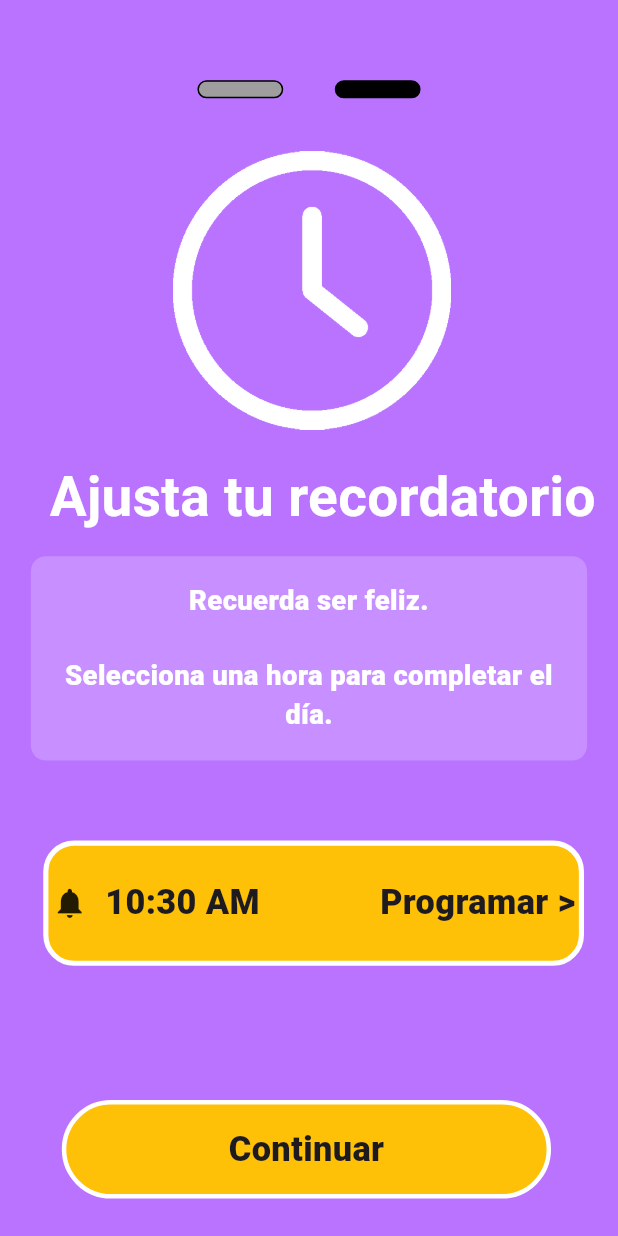
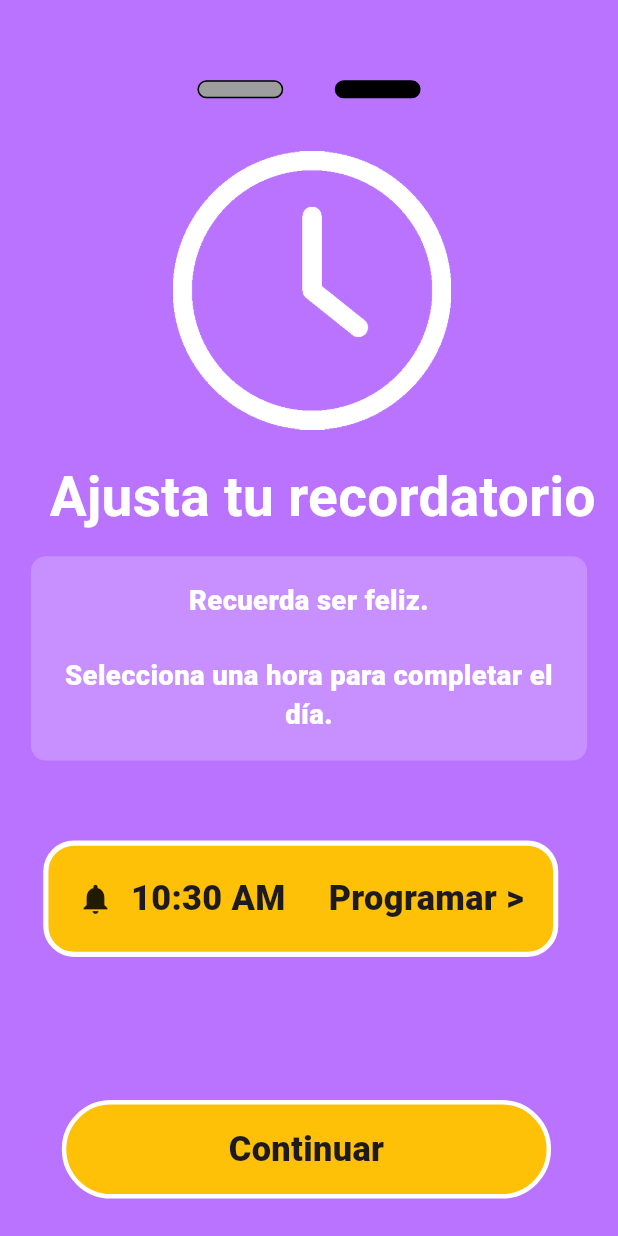
Before and after one commit to SamuelAbundantum/AppBienestar, a Flutter app: the screen it shows after launch, after a tap on "Continuar", on a phone screen of 412 x 824 dp. Run offline on Flutter 3.47's test engine with Material 3 defaults, Android fonts, the phone set to English and light mode, and no system bars; our stand-ins replace bloc, flutter_bloc, flutter_screenutil, go_router, image_picker, sqflite and 1 more; accounts and stored records are empty; Roboto replaces fonts that are missing (Poppins).

Commit message:
Creada la screen de ajustes, solo falta hacer que funcionen los links, y las notificaciones

```diff
--- a/lib/config/router/rutas.dart
+++ b/lib/config/router/rutas.dart
@@ -23,6 +23,10 @@ final _rutasPublicas = GoRouter(
       GoRoute(
           path: '/pantalla2_seleccionDeEstado',
           builder: (context, state) => Pantalla2SeleccionDeEstado(),
+      ),
+      GoRoute(
+          path: '/pantalla4_ajustes',
+          builder: (context, state) => Pantalla4Ajustes(),
       )
     ] );
 
@@ -46,4 +50,8 @@ class CubitRutas extends Cubit<GoRouter> {
     state.go('/pantalla2_seleccionDeEstado');
   }
 
+  void goPantalla4Ajustes() {
+    state.go('/pantalla4_ajustes');
+  }
+
 }
--- a/lib/main.dart
+++ b/lib/main.dart
@@ -1,6 +1,7 @@
 import 'package:flutter/material.dart';
 import 'package:flutter/services.dart';
 import 'package:flutter_bloc/flutter_bloc.dart';
+import 'package:proyectoabundantum_appbienestar/config/helpers/dbSambami.dart';
 import 'package:proyectoabundantum_appbienestar/config/router/rutas.dart';
 import 'package:intl/date_symbol_data_local.dart';
 import 'package:proyectoabundantum_appbienestar/presenation/blocs/blocs.dart';
@@ -13,7 +14,7 @@ void main() {
     ),
   );
 
-  initializeDateFormatting('es'); // Inicializa los datos de localización para español de forma síncrona
+  initializeDateFormatting('es');
 
   runApp(const BlocsProvider());
 }
--- a/lib/presenation/screens/primer_inicio_pantalla2.dart
+++ b/lib/presenation/screens/primer_inicio_pantalla2.dart
@@ -51,7 +51,15 @@ class PrimerInicioPantalla2 extends StatelessWidget {
           Positioned(
             top: 0.68.sh,
             left: 0.07.sw,
-            child: BotonHora(),
+            child: BotonHora(
+              width: 300,
+              height: 65,
+              textStyle: TextStyle(
+                fontFamily: 'Poppins',
+                fontWeight: FontWeight.w900,
+                fontSize: 20.sp, // Utiliza .sp para escalar el tamaño de la fuente
+              ),
+            ),
           ),
           Positioned(
             top: 0.37.sh,
@@ -72,7 +80,7 @@ class PrimerInicioPantalla2 extends StatelessWidget {
             child: Container(
               width: 0.9.sw,
               decoration: BoxDecoration(
-                color: Colors.white.withOpacity(0.20),
+                color:Colors.white.withOpacity(0.20),
                 borderRadius: BorderRadius.circular(10.0),
               ),
               child: Padding(
--- a/lib/presenation/screens/screens.dart
+++ b/lib/presenation/screens/screens.dart
@@ -2,3 +2,4 @@ export 'primer_inicio_pantalla1.dart';
 export 'primer_inicio_pantalla2.dart';
 export 'pantalla1_menu.dart';
 export 'pantalla2_seleccionDeEstado.dart';
+export 'pantalla4_ajustes.dart';
--- a/lib/presenation/widgets/boton_hora.dart
+++ b/lib/presenation/widgets/boton_hora.dart
@@ -1,18 +1,27 @@
 import 'package:flutter/material.dart';
+import 'package:flutter_screenutil/flutter_screenutil.dart';
 import '../../config/helpers/dbSambami.dart';
-import '../../config/helpers/helpers.dart';
-import 'package:flutter_screenutil/flutter_screenutil.dart';
 import '../../domain/entities/hora.dart';
 
 class BotonHora extends StatefulWidget {
-  const BotonHora({Key? key}) : super(key: key);
+  final double width;
+  final double height;
+  final TextStyle textStyle;
+
+  const BotonHora({
+    Key? key,
+    this.width = 315.0,
+    this.height = 70.0,
+    required this.textStyle,
+  }) : super(key: key);
 
   @override
   _BotonHoraState createState() => _BotonHoraState();
 }
 
 class _BotonHoraState extends State<BotonHora> {
-  late Stream<TimeOfDay> _horaSeleccionadaStream = Stream<TimeOfDay>.value(TimeOfDay.now());
+  late Stream<TimeOfDay> _horaSeleccionadaStream =
+  Stream<TimeOfDay>.value(TimeOfDay.now());
   int idHora = 1; // Define un ID para la hora
 
   @override
@@ -30,13 +39,13 @@ class _BotonHoraState extends State<BotonHora> {
       TimeOfDay horaActual = TimeOfDay.now();
       Hora nuevaHora = Hora(id: idHora, hora: horaActual);
       int insertedId = await DB.insertHora(nuevaHora);
-      print('Hora inicial insertada en la base de datos con ID $insertedId: ${nuevaHora.toMap()}');
+      print(
+          'Hora inicial insertada en la base de datos con ID $insertedId: ${nuevaHora.toMap()}');
     } else {
-      print('La hora con ID $idHora ya existe en la base de datos: ${horaExistente.toMap()}');
+      print(
+          'La hora con ID $idHora ya existe en la base de datos: ${horaExistente.toMap()}');
     }
   }
-
-
 
   @override
   Widget build(BuildContext context) {
@@ -45,12 +54,15 @@ class _BotonHoraState extends State<BotonHora> {
         _selectorDeHora(context);
       },
       child: Container(
-        width: 315.w, // Utiliza .w para escalar el ancho de la pantalla
-        height: 70.h, // Utiliza .h para escalar la altura de la pantalla
+        width: widget.width.w, // Utiliza .w para escalar el ancho de la pantalla
+        height: widget.height.h, // Utiliza .h para escalar la altura de la pantalla
         decoration: BoxDecoration(
           color: Colors.amber,
-          borderRadius: BorderRadius.circular(18.w), // Utiliza .w para escalar el radio de borde
-          border: Border.all(color: Colors.white, width: 3.w), // Utiliza .w para escalar el ancho del borde
+          borderRadius: BorderRadius.circular(
+              18.w), // Utiliza .w para escalar el radio de borde
+          border: Border.all(
+              color: Colors.white,
+              width: 3.w), // Utiliza .w para escalar el ancho del borde
         ),
         child: StreamBuilder<TimeOfDay>(
           stream: _horaSeleccionadaStream,
@@ -60,28 +72,25 @@ class _BotonHoraState extends State<BotonHora> {
             } else if (snapshot.hasError) {
               return Text('Error al obtener la hora');
             } else {
-              TimeOfDay horaMostrada = snapshot.data ?? TimeOfDay.now();
+              TimeOfDay horaMostrada =
+                  snapshot.data ?? TimeOfDay.now();
               return Row(
                 mainAxisAlignment: MainAxisAlignment.center,
                 children: [
                   Icon(Icons.notifications),
-                  SizedBox(width: 10.w), // Utiliza .w para escalar el espacio entre widgets
+                  SizedBox(
+                      width:
+                      10.w), // Utiliza .w para escalar el espacio entre widgets
                   Text(
                     horaMostrada.format(context),
-                    style: TextStyle(
-                      fontFamily: 'Poppins',
-                      fontWeight: FontWeight.w900,
-                      fontSize: 20.sp, // Utiliza .sp para escalar el tamaño de la fuente
-                    ),
+                    style: widget.textStyle,
                   ),
-                  SizedBox(width: 70.w), // Utiliza .w para escalar el espacio entre widgets
+                  SizedBox(
+                      width:
+                      25.w), // Utiliza .w para escalar el espacio entre widgets
                   Text(
                     'Programar >',
-                    style: TextStyle(
-                      fontFamily: 'Poppins',
-                      fontWeight: FontWeight.w900,
-                      fontSize: 20.sp, // Utiliza .sp para escalar el tamaño de la fuente
-                    ),
+                    style: widget.textStyle,
                   ),
                 ],
               );
@@ -119,8 +128,4 @@ class _BotonHoraState extends State<BotonHora> {
       });
     }
   }
-
-
-
-
 }
--- a/lib/presenation/widgets/calendario_widget.dart
+++ b/lib/presenation/widgets/calendario_widget.dart
@@ -3,6 +3,7 @@ import 'package:table_calendar/table_calendar.dart';
 import 'package:flutter_screenutil/flutter_screenutil.dart';
 
 import '../../config/helpers/estadoDiarioLoader.dart';
+import '../screens/screens.dart';
 
 class CalendarioWidget extends StatelessWidget {
   final estadoDiarioLoader _estadoDiarioLoader = estadoDiarioLoader();
--- a/lib/presenation/widgets/widgets.dart
+++ b/lib/presenation/widgets/widgets.dart
@@ -9,3 +9,6 @@ export 'datePickerWidget.dart';
 export 'selectorEstadoWidget.dart';
 export 'estadoConCamaraWidget.dart';
 export 'selectFotoWidget.dart';
+export 'ajustesWidgetHora.dart';
+export 'botonContactos.dart';
+export 'enlacesLegalesWidget.dart';
--- a/pubspec.yaml
+++ b/pubspec.yaml
@@ -47,6 +47,8 @@ dependencies:
   google_fonts: ^6.2.0
   image_picker: ^1.0.8
   flutter_keyboard_visibility: ^6.0.0
+  url_launcher: ^6.2.4
+  url_launcher_web: ^2.0.8
 
 dev_dependencies:
   flutter_test:
```
Also changed, not shown: lib/config/helpers/dbSambami.dart (+27 -0 lines), lib/presenation/screens/pantalla4_ajustes.dart (added, +73 -0 lines), lib/presenation/widgets/ajustesWidgetHora.dart (added, +88 -0 lines), lib/presenation/widgets/botonContactos.dart (added, +80 -0 lines), lib/presenation/widgets/enlacesLegalesWidget.dart (added, +56 -0 lines), lib/presenation/widgets/widgetBarra.dart (+7 -2 lines), pubspec.lock, 1 other file.
